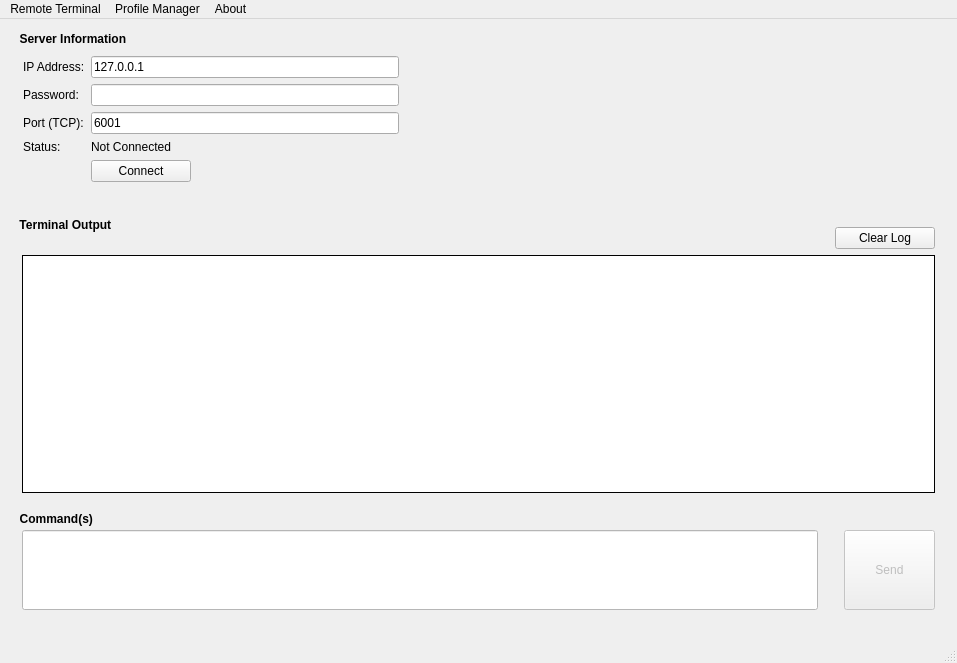
First picture: the form in remote-terminal-client/src/frmmain.ui, repository Trevor3000/remote-terminal, before the edit.
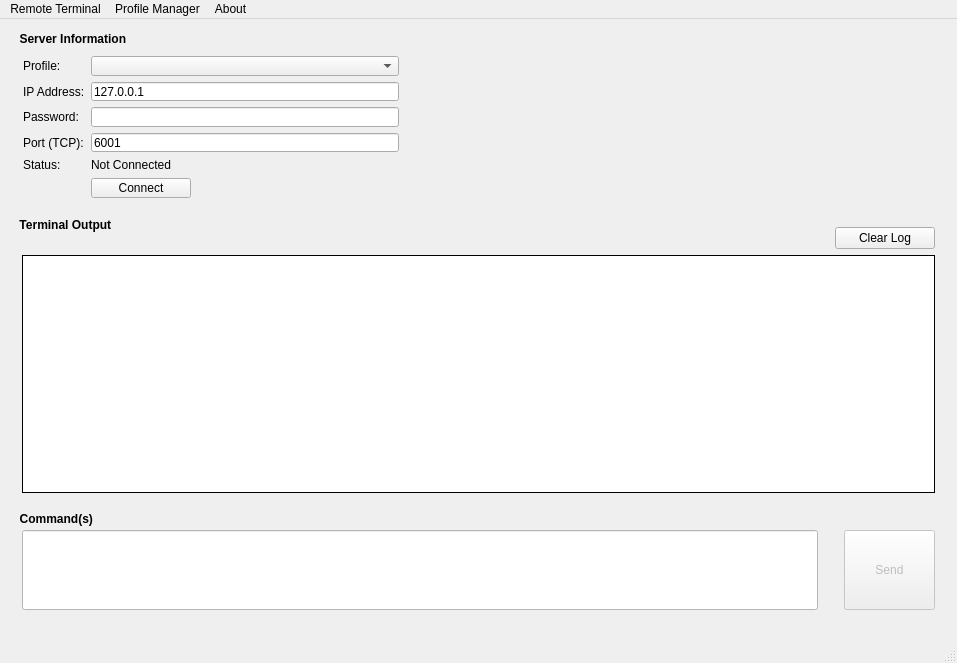
Second picture: the form after the edit.

Commit message: - Profile manager functionality [Feature] - Ability to select a profile on the main form [Feature] - Ability to save the previous profile selection on form close event [Feature] - Ability to load the previous profile selection on form open event [Feature] - Settings integration (with encryption) [Feature]

What changed in the file:
```diff
--- a/remote-terminal-client/src/frmmain.ui
+++ b/remote-terminal-client/src/frmmain.ui
@@ -66,28 +66,28 @@
        <bool>false</bool>
       </property>
       <layout class="QFormLayout" name="formLayout">
-       <item row="0" column="0">
+       <item row="1" column="0">
         <widget class="QLabel" name="lblIPAddress">
          <property name="text">
           <string>IP Address:</string>
          </property>
         </widget>
        </item>
-       <item row="0" column="1">
+       <item row="1" column="1">
         <widget class="QLineEdit" name="txtIPHost">
          <property name="text">
           <string>127.0.0.1</string>
          </property>
         </widget>
        </item>
-       <item row="1" column="0">
+       <item row="2" column="0">
         <widget class="QLabel" name="lblPassword">
          <property name="text">
           <string>Password:</string>
          </property>
         </widget>
        </item>
-       <item row="1" column="1">
+       <item row="2" column="1">
         <widget class="QLineEdit" name="txtPassword">
          <property name="text">
           <string/>
@@ -97,14 +97,14 @@
          </property>
         </widget>
        </item>
-       <item row="2" column="0">
+       <item row="3" column="0">
         <widget class="QLabel" name="lblPort">
          <property name="text">
           <string>Port (TCP):</string>
          </property>
         </widget>
        </item>
-       <item row="2" column="1">
+       <item row="3" column="1">
         <widget class="QLineEdit" name="txtPort">
          <property name="text">
           <string>6001</string>
@@ -114,21 +114,21 @@
          </property>
         </widget>
        </item>
-       <item row="3" column="0">
+       <item row="4" column="0">
         <widget class="QLabel" name="lbLStatus">
          <property name="text">
           <string>Status:</string>
          </property>
         </widget>
        </item>
-       <item row="3" column="1">
+       <item row="4" column="1">
         <widget class="QLabel" name="lblStatus">
          <property name="text">
           <string>Not Connected</string>
          </property>
         </widget>
        </item>
-       <item row="4" column="0">
+       <item row="5" column="0">
         <spacer name="horizontalSpacer2">
          <property name="orientation">
           <enum>Qt::Horizontal</enum>
@@ -141,7 +141,7 @@
          </property>
         </spacer>
        </item>
-       <item row="4" column="1">
+       <item row="5" column="1">
         <widget class="QPushButton" name="btnConnect">
          <property name="minimumSize">
           <size>
@@ -160,6 +160,16 @@
          </property>
         </widget>
        </item>
+       <item row="0" column="1">
+        <widget class="QComboBox" name="cboSelectedProfile"/>
+       </item>
+       <item row="0" column="0">
+        <widget class="QLabel" name="lblProfile">
+         <property name="text">
+          <string>Profile:</string>
+         </property>
+        </widget>
+       </item>
       </layout>
       <zorder>txtIPHost</zorder>
       <zorder>txtPassword</zorder>
```
Left out of the diff: 2 changed lines with no effect on the pictures. The commit also changes 14 other files.
